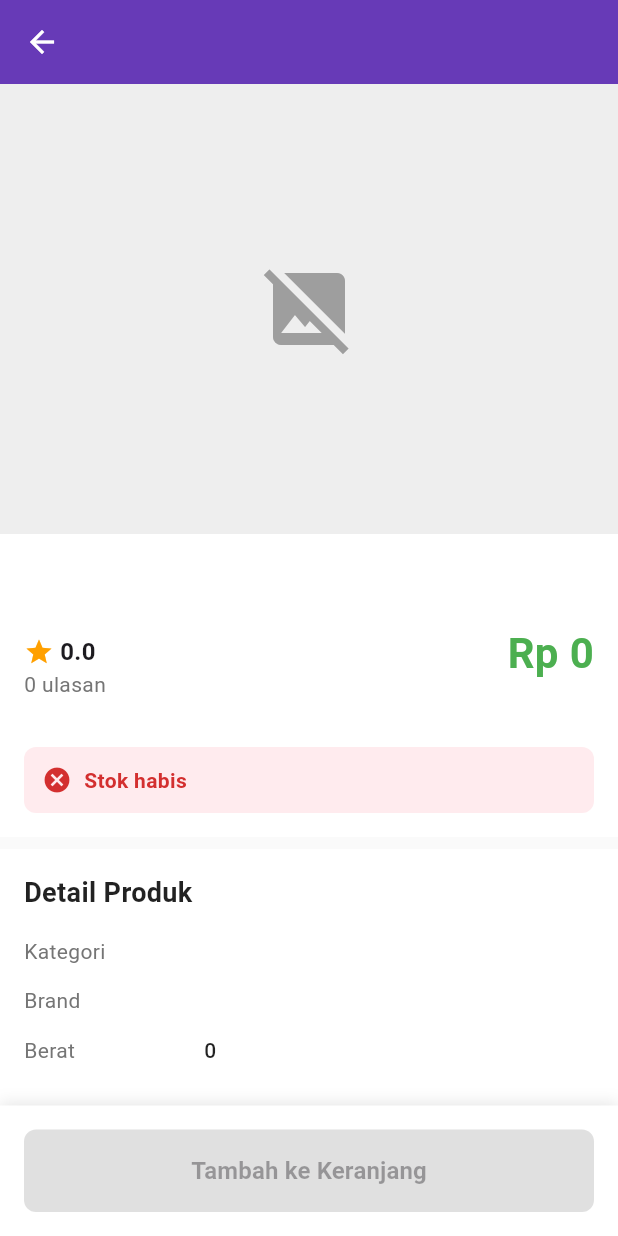
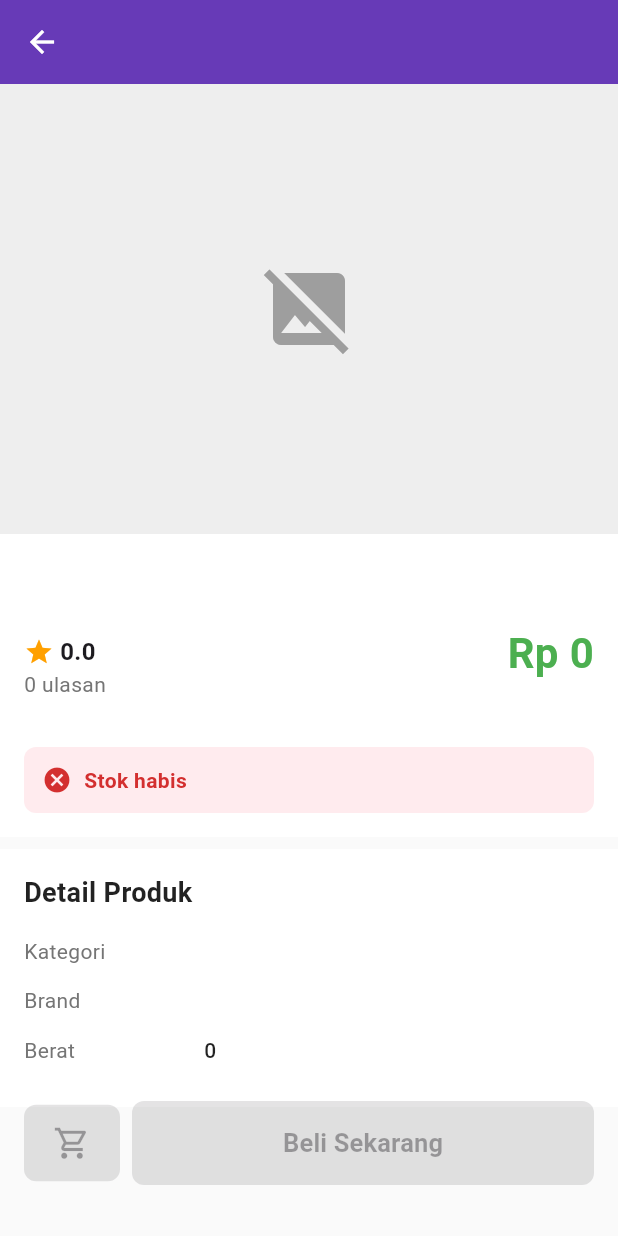
Before and after one commit to fajar-setia/learning-mobileApp, a Flutter app: the ProductDetailPage screen opened directly with empty values, on a phone screen of 412 x 824 dp. Run offline on Flutter 3.47's test engine with Material 3 defaults, Android fonts, the light colour scheme and no system bars; our stand-ins replace carousel_slider, shared_preferences; accounts and stored records are empty; network calls fail.

Commit message:
prosesing add to cart

```diff
--- a/flutter_app/flutter_app/lib/main.dart
+++ b/flutter_app/flutter_app/lib/main.dart
@@ -2,6 +2,8 @@ import 'package:flutter/material.dart';
 import 'package:flutter_app/pages/home_page.dart';
 import 'package:flutter_app/pages/product_page.dart';
 import 'components/bottom_nav.dart';
+import 'package:flutter_app/pages/login_page/login_page.dart';
+
 
 
 void main() {
@@ -23,6 +25,7 @@ class MyApp extends StatelessWidget {
       routes: {
         '/home': (context) => HomePage(),
         '/product': (context) => ProductPage(),
+        '/login':(context) => LoginPage(),
       },
     );
   }
--- a/flutter_app/flutter_app/lib/pages/page_product/product_detail_page.dart
+++ b/flutter_app/flutter_app/lib/pages/page_product/product_detail_page.dart
@@ -1,5 +1,7 @@
 import 'package:flutter/material.dart';
 import 'package:carousel_slider/carousel_slider.dart';
+import 'package:flutter_app/pages/login_page/login_page.dart';
+import 'package:flutter_app/pages/login_page/services_Login/auth_helper.dart';
 
 class ProductDetailPage extends StatefulWidget {
   final Map<String, dynamic> product;
@@ -172,7 +174,7 @@ class _ProductDetailPageState extends State<ProductDetailPage> {
                     ),
                   ),
 
-                const SizedBox(height: 80), // Space for bottom button
+                const SizedBox(height: 60), // Space for bottom button
               ],
             ),
           ),
@@ -182,7 +184,7 @@ class _ProductDetailPageState extends State<ProductDetailPage> {
             bottom: 0,
             left: 0,
             right: 0,
-            child: _buildBottomButton(isAvailable, stock),
+            child: _buildBottomButton(context,isAvailable, stock),
           ),
         ],
       ),
@@ -429,32 +431,68 @@ class _ProductDetailPageState extends State<ProductDetailPage> {
     );
   }
 
-  Widget _buildBottomButton(bool isAvailable, int stock) {
+  Widget _buildBottomButton( context, bool isAvailable, int stock) {
   return Container(
     padding: const EdgeInsets.all(16),
-      decoration: BoxDecoration(
-        color: Colors.white,
-        boxShadow: [
-          BoxShadow(
-            color: Colors.black.withValues(alpha: .1),
-            blurRadius: 8,
-            offset: const Offset(0, -2),
-          ),
-        ],
-      ),
+    decoration: const BoxDecoration(color: Colors.transparent),
     child: Row(
       children: [
+        // Tombol keranjang
+        ElevatedButton(
+          onPressed: isAvailable && stock > 0
+              ? () async {
+                  bool loggedIn = await isUserLoggedIn();
+                  if (!loggedIn) {
+                    // Kalau belum login → ke halaman login
+                    Navigator.push(
+                      context,
+                      MaterialPageRoute(builder: (context) => const LoginPage()),
+                    );
+                  } else {
+                    // Kalau sudah login → aksi tambah ke keranjang
+                    ScaffoldMessenger.of(context).showSnackBar(
+                      const SnackBar(
+                        content: Text('Produk ditambahkan ke keranjang 🛒'),
+                        duration: Duration(seconds: 2),
+                      ),
+                    );
+                  }
+                }
+              : null,
+          style: ElevatedButton.styleFrom(
+            backgroundColor: Colors.deepPurple,
+            foregroundColor: Colors.white,
+            padding: const EdgeInsets.symmetric(vertical: 13),
+            shape: RoundedRectangleBorder(
+              borderRadius: BorderRadius.circular(8),
+            ),
+          ),
+          child: const Icon(Icons.shopping_cart_outlined, size: 25),
+        ),
+
+        const SizedBox(width: 8.0),
+
+        // Tombol beli sekarang
         Expanded(
           child: ElevatedButton(
             onPressed: isAvailable && stock > 0
-                  ? () {
-                      // Add to cart action
+                ? () async {
+                    bool loggedIn = await isUserLoggedIn();
+                    if (!loggedIn) {
+                      // Kalau belum login → ke halaman login
+                      Navigator.push(
+                        context,
+                        MaterialPageRoute(builder: (context) => const LoginPage()),
+                      );
+                    } else {
+                      // Kalau sudah login → aksi beli langsung
                       ScaffoldMessenger.of(context).showSnackBar(
                         const SnackBar(
-                          content: Text('Produk ditambahkan ke keranjang'),
+                          content: Text('Lanjut ke Pembelian 💸'),
                           duration: Duration(seconds: 2),
                         ),
                       );
+                    }
                   }
                 : null,
             style: ElevatedButton.styleFrom(
@@ -464,11 +502,10 @@ class _ProductDetailPageState extends State<ProductDetailPage> {
               shape: RoundedRectangleBorder(
                 borderRadius: BorderRadius.circular(8),
               ),
-                disabledBackgroundColor: Colors.grey[300],
             ),
             child: const Text(
-                'Tambah ke Keranjang',
-                style: TextStyle(fontSize: 16, fontWeight: FontWeight.bold),
+              'Beli Sekarang',
+              style: TextStyle(fontSize: 17, fontWeight: FontWeight.bold),
             ),
           ),
         ),
--- a/flutter_app/flutter_app/pubspec.yaml
+++ b/flutter_app/flutter_app/pubspec.yaml
@@ -36,6 +36,7 @@ dependencies:
   # The following adds the Cupertino Icons font to your application.
   # Use with the CupertinoIcons class for iOS style icons.
   cupertino_icons: ^1.0.8
+  shared_preferences: ^2.5.3
 
 dev_dependencies:
   flutter_test:
```
Also changed, not shown: flutter_app/flutter_app/lib/pages/login_page/login_page.dart (added, +72 -0 lines), flutter_app/flutter_app/lib/pages/login_page/services_Login/auth_helper.dart (added, +17 -0 lines), flutter_app/flutter_app/lib/pages/product_page.dart (+78 -16 lines), flutter_app/flutter_app/pubspec.lock, 1 other file. Lines whose indentation alone changed are shown as unchanged.
